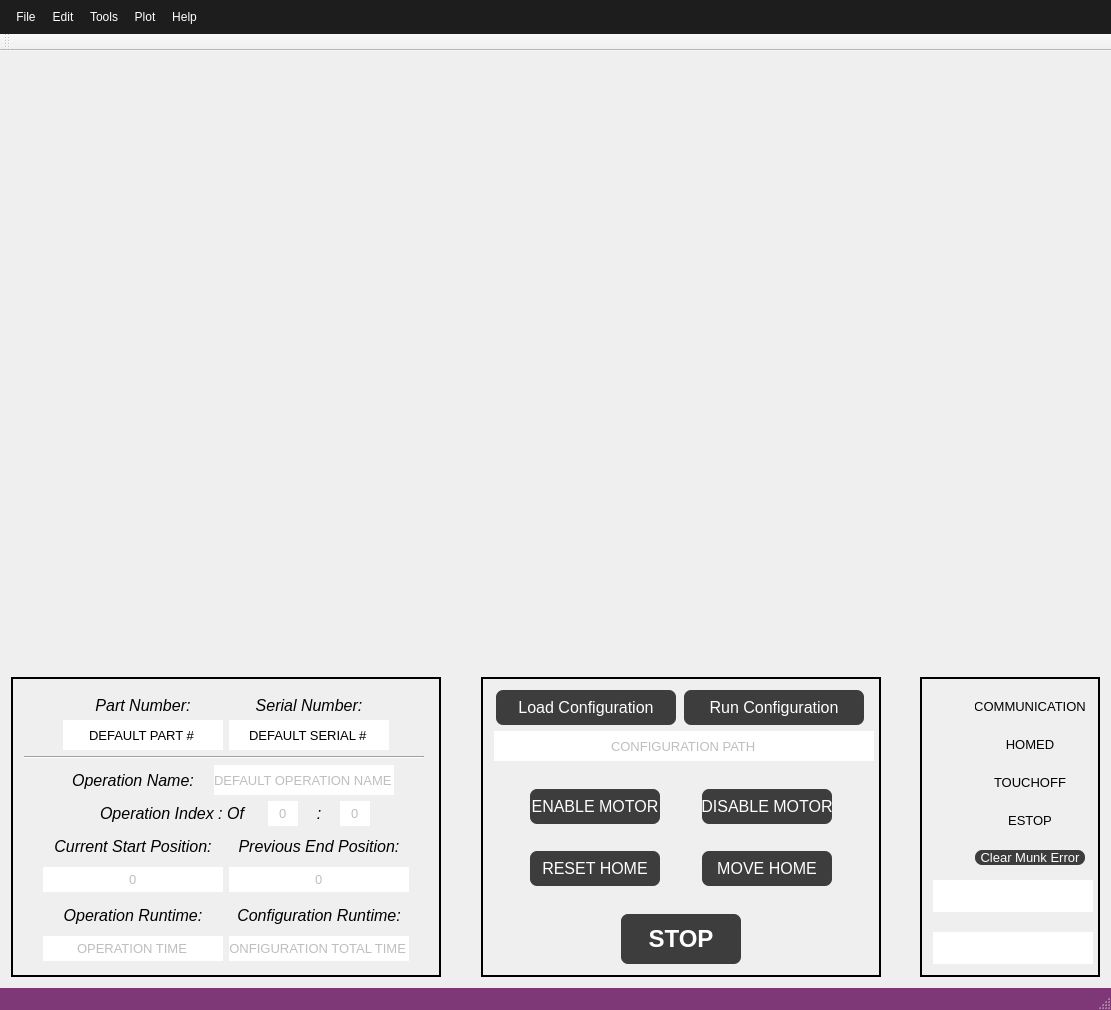
Above: src/ECM_gui/ECM_controller_gui.ui from dmherrington/ECM-Control-System before the change. Below: the same form after it.
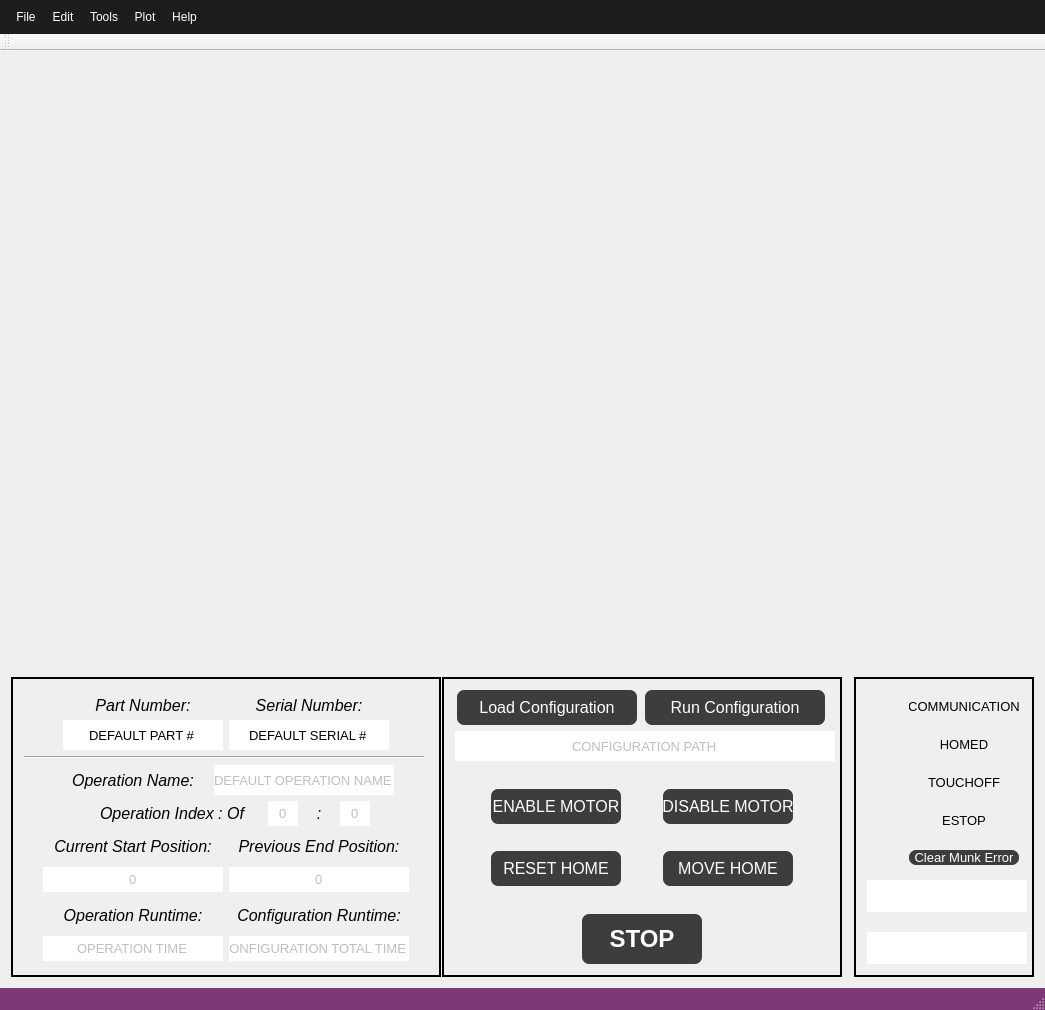
That is the form after the change. Custom widgets are drawn as their Qt base class.

Patch:
```diff
--- a/src/ECM_gui/ECM_controller_gui.ui
+++ b/src/ECM_gui/ECM_controller_gui.ui
@@ -6,7 +6,7 @@
    <rect>
     <x>0</x>
     <y>0</y>
-    <width>1111</width>
+    <width>1045</width>
     <height>1010</height>
    </rect>
   </property>
@@ -19,12 +19,12 @@
   <property name="minimumSize">
    <size>
     <width>1045</width>
-    <height>0</height>
+    <height>1010</height>
    </size>
   </property>
   <property name="maximumSize">
    <size>
-    <width>1800</width>
+    <width>3000</width>
     <height>16777215</height>
    </size>
   </property>
@@ -1943,7 +1943,7 @@
     <rect>
      <x>0</x>
      <y>0</y>
-     <width>1111</width>
+     <width>1045</width>
      <height>40</height>
     </rect>
    </property>
```
